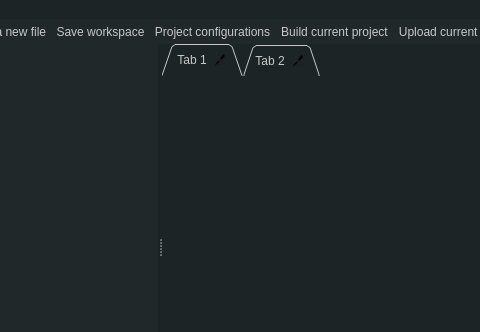
This is src/mainwindow.ui in aporto/mariamole as Qt 5 draws it before an edit; both pictures show x 258 to 738 and y 0 to 332 of the 1112 by 673 pixel window. The edited form follows.
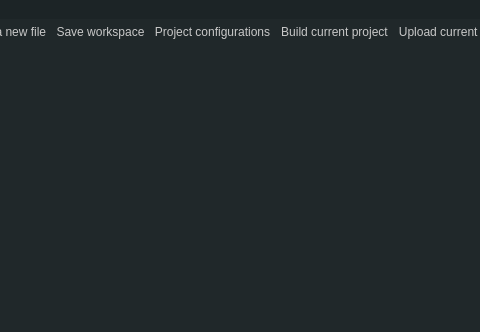
This is the edited form. The open tabs and pages were chosen to show the change. Icons and pictures are not drawn.

Patch:
```diff
--- a/src/mainwindow.ui
+++ b/src/mainwindow.ui
@@ -139,46 +139,6 @@
          </property>
         </column>
        </widget>
-       <widget class="QTabWidget" name="editorTabs">
-        <property name="styleSheet">
-         <string notr="true">border-style: 0px solid;
-background-color: rgb(32, 40, 42);
-
-QTabBar::tab:selected, QTabBar::tab:hover {
-background: qlineargradient(x1: 0, y1: 0, x2: 0, y2: 1, stop: 0 #fafafa, stop: 0.4 #f4f4f4, stop: 0.5 #e7e7e7, stop: 1.0 #fafafa);
-}
-
-QTabBar::tab:selected {
-__border-color: red;
-__border-bottom-color: green; /* same as pane color */
-}
-QTabBar::tab:!selected {
-__margin-top: 2px; /* make non-selected tabs look smaller */
-}</string>
-        </property>
-        <property name="tabShape">
-         <enum>QTabWidget::Triangular</enum>
-        </property>
-        <property name="currentIndex">
-         <number>0</number>
-        </property>
-        <property name="tabsClosable">
-         <bool>true</bool>
-        </property>
-        <property name="movable">
-         <bool>false</bool>
-        </property>
-        <widget class="QWidget" name="widget">
-         <attribute name="title">
-          <string> Tab 1</string>
-         </attribute>
-        </widget>
-        <widget class="QWidget" name="tab_4">
-         <attribute name="title">
-          <string>Tab 2</string>
-         </attribute>
-        </widget>
-       </widget>
       </widget>
       <widget class="QTabWidget" name="messageTabs">
        <property name="maximumSize">
```
Left out of the diff: 2 changed lines with no effect on the pictures.
